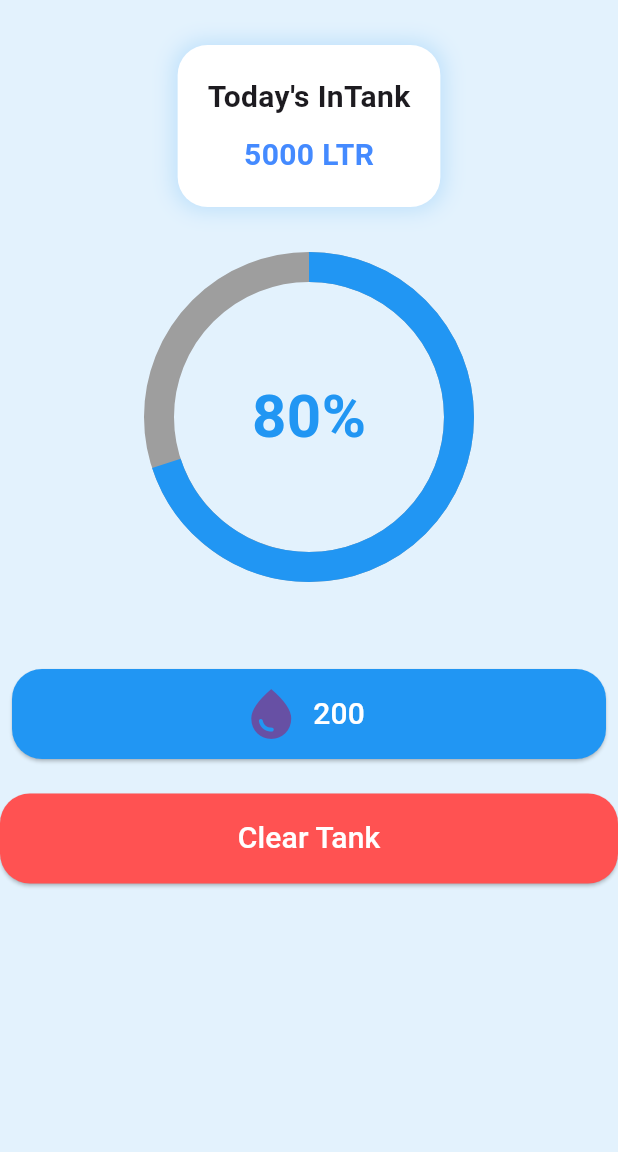
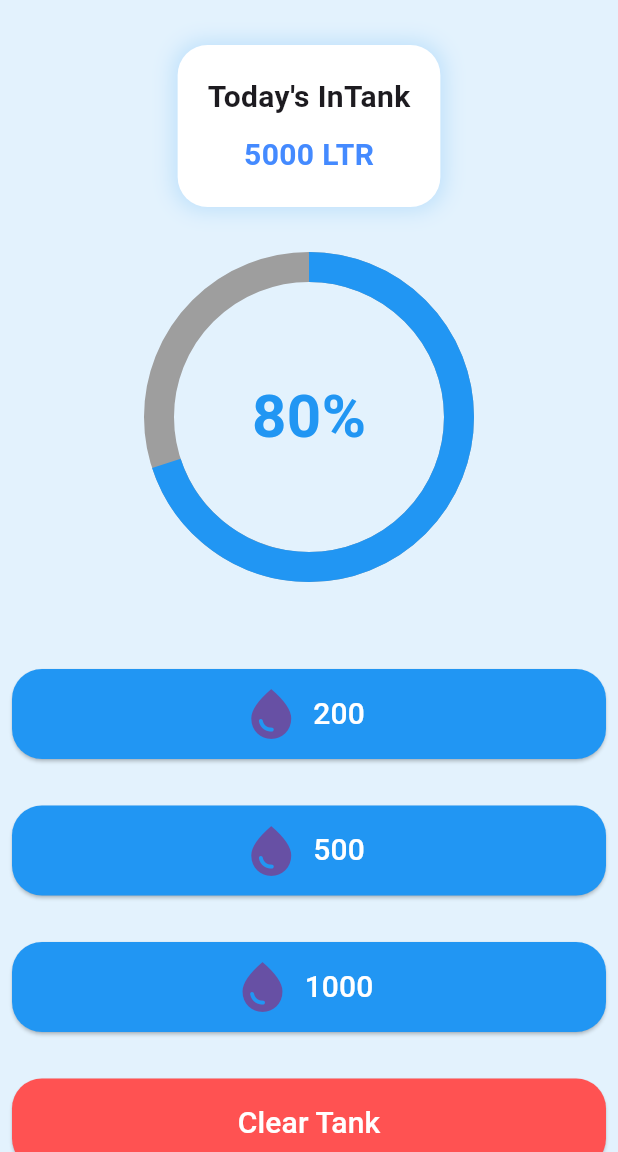
Before and after one commit to mynulyt/Water-Track-App, a Flutter app: the screen it shows after launch, on a phone screen of 412 x 824 dp, the part 84-1236 px from its top. Run offline on Flutter 3.47's test engine with Material 3 defaults, Android fonts, the light colour scheme and no system bars.

Commit message:
water track

```diff
--- a/lib/customWidget.dart
+++ b/lib/customWidget.dart
@@ -1,7 +1,16 @@
 import 'package:flutter/material.dart';
 
 class CustomButton extends StatelessWidget {
-  const CustomButton({super.key});
+  final IconData? icon;
+  final VoidCallback onClick;
+  final int amount;
+
+  const CustomButton({
+    super.key,
+    this.icon,
+    required this.onClick,
+    required this.amount,
+  });
 
   @override
   Widget build(BuildContext context) {
@@ -17,10 +26,10 @@ class CustomButton extends StatelessWidget {
               borderRadius: BorderRadius.circular(20),
             ),
           ),
-          onPressed: () {},
+          onPressed: onClick,
           icon: Icon(Icons.water_drop, size: 40),
           label: Text(
-            "200",
+            amount.toString(),
             style: TextStyle(color: Colors.white, fontSize: 20),
           ),
         ),
--- a/lib/water_track.dart
+++ b/lib/water_track.dart
@@ -77,10 +77,16 @@ class _WaterTrackState extends State<WaterTrack> {
             ),
 
             SizedBox(height: 60),
-            CustomButton(),
+            CustomButton(onClick: () {}, amount: 200),
+            SizedBox(height: 15),
+            CustomButton(onClick: () {}, amount: 500),
+            SizedBox(height: 15),
+            CustomButton(onClick: () {}, amount: 1000),
             SizedBox(height: 15),
 
-            SizedBox(
+            Padding(
+              padding: const EdgeInsets.all(8.0),
+              child: SizedBox(
                 height: 60,
                 width: 450,
                 child: ElevatedButton(
@@ -97,6 +103,7 @@ class _WaterTrackState extends State<WaterTrack> {
                   ),
                 ),
               ),
+            ),
           ],
         ),
       ),
```
Lines whose indentation alone changed are shown as unchanged.
